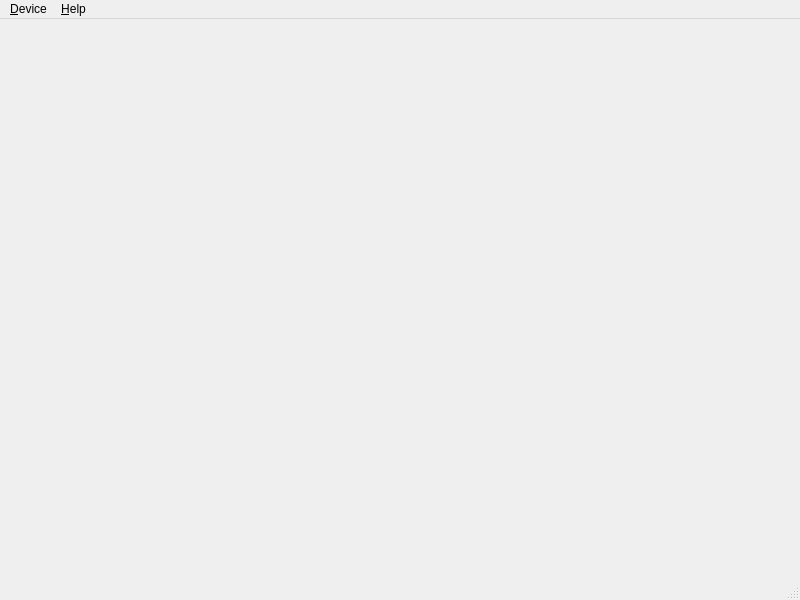
Old version of the form src/commanderwindow.ui in the repository bloguetronica/cp2130-com.
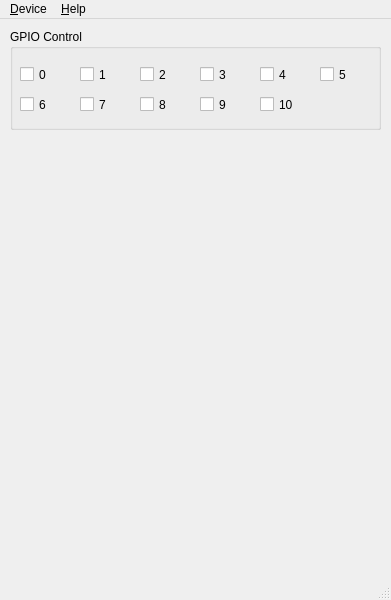
New version of the form. Icons and pictures are not drawn.

What changed in the file:
```diff
--- a/src/commanderwindow.ui
+++ b/src/commanderwindow.ui
@@ -6,10 +6,22 @@
    <rect>
     <x>0</x>
     <y>0</y>
-    <width>800</width>
+    <width>391</width>
     <height>600</height>
    </rect>
   </property>
+  <property name="minimumSize">
+   <size>
+    <width>391</width>
+    <height>0</height>
+   </size>
+  </property>
+  <property name="maximumSize">
+   <size>
+    <width>391</width>
+    <height>16777215</height>
+   </size>
+  </property>
   <property name="windowTitle">
    <string>CP2130 Device</string>
   </property>
@@ -27,13 +39,170 @@
   <property name="locale">
    <locale language="English" country="UnitedStates"/>
   </property>
-  <widget class="QWidget" name="centralWidget"/>
+  <widget class="QWidget" name="centralWidget">
+   <widget class="QGroupBox" name="groupBoxGPIOControl">
+    <property name="geometry">
+     <rect>
+      <x>10</x>
+      <y>10</y>
+      <width>371</width>
+      <height>101</height>
+     </rect>
+    </property>
+    <property name="title">
+     <string>GPIO Control</string>
+    </property>
+    <widget class="QCheckBox" name="checkBoxGPIO0">
+     <property name="geometry">
+      <rect>
+       <x>10</x>
+       <y>35</y>
+       <width>51</width>
+       <height>21</height>
+      </rect>
+     </property>
+     <property name="text">
+      <string>0</string>
+     </property>
+    </widget>
+    <widget class="QCheckBox" name="checkBoxGPIO1">
+     <property name="geometry">
+      <rect>
+       <x>70</x>
+       <y>35</y>
+       <width>51</width>
+       <height>21</height>
+      </rect>
+     </property>
+     <property name="text">
+      <string>1</string>
+     </property>
+    </widget>
+    <widget class="QCheckBox" name="checkBoxGPIO2">
+     <property name="geometry">
+      <rect>
+       <x>130</x>
+       <y>35</y>
+       <width>51</width>
+       <height>21</height>
+      </rect>
+     </property>
+     <property name="text">
+      <string>2</string>
+     </property>
+    </widget>
+    <widget class="QCheckBox" name="checkBoxGPIO3">
+     <property name="geometry">
+      <rect>
+       <x>190</x>
+       <y>35</y>
+       <width>51</width>
+       <height>21</height>
+      </rect>
+     </property>
+     <property name="text">
+      <string>3</string>
+     </property>
+    </widget>
+    <widget class="QCheckBox" name="checkBoxGPIO4">
+     <property name="geometry">
+      <rect>
+       <x>250</x>
+       <y>35</y>
+       <width>51</width>
+       <height>21</height>
+      </rect>
+     </property>
+     <property name="text">
+      <string>4</string>
+     </property>
+    </widget>
+    <widget class="QCheckBox" name="checkBoxGPIO5">
+     <property name="geometry">
+      <rect>
+       <x>310</x>
+       <y>35</y>
+       <width>51</width>
+       <height>21</height>
+      </rect>
+     </property>
+     <property name="text">
+      <string>5</string>
+     </property>
+    </widget>
+    <widget class="QCheckBox" name="checkBoxGPIO6">
+     <property name="geometry">
+      <rect>
+       <x>10</x>
+       <y>65</y>
+       <width>51</width>
+       <height>21</height>
+      </rect>
+     </property>
+     <property name="text">
+      <string>6</string>
+     </property>
+    </widget>
+    <widget class="QCheckBox" name="checkBoxGPIO7">
+     <property name="geometry">
+      <rect>
+       <x>70</x>
+       <y>65</y>
+       <width>51</width>
+       <height>21</height>
+      </rect>
+     </property>
+     <property name="text">
+      <string>7</string>
+     </property>
+    </widget>
+    <widget class="QCheckBox" name="checkBoxGPIO8">
+     <property name="geometry">
+      <rect>
+       <x>130</x>
+       <y>65</y>
+       <width>51</width>
+       <height>21</height>
+      </rect>
+     </property>
+     <property name="text">
+      <string>8</string>
+     </property>
+    </widget>
+    <widget class="QCheckBox" name="checkBoxGPIO9">
+     <property name="geometry">
+      <rect>
+       <x>190</x>
+       <y>65</y>
+       <width>51</width>
+       <height>21</height>
+      </rect>
+     </property>
+     <property name="text">
+      <string>9</string>
+     </property>
+    </widget>
+    <widget class="QCheckBox" name="checkBoxGPIO10">
+     <property name="geometry">
+      <rect>
+       <x>250</x>
+       <y>65</y>
+       <width>51</width>
+       <height>21</height>
+      </rect>
+     </property>
+     <property name="text">
+      <string>10</string>
+     </property>
+    </widget>
+   </widget>
+  </widget>
   <widget class="QMenuBar" name="menuBar">
    <property name="geometry">
     <rect>
      <x>0</x>
      <y>0</y>
-     <width>800</width>
+     <width>391</width>
      <height>30</height>
     </rect>
    </property>
```
